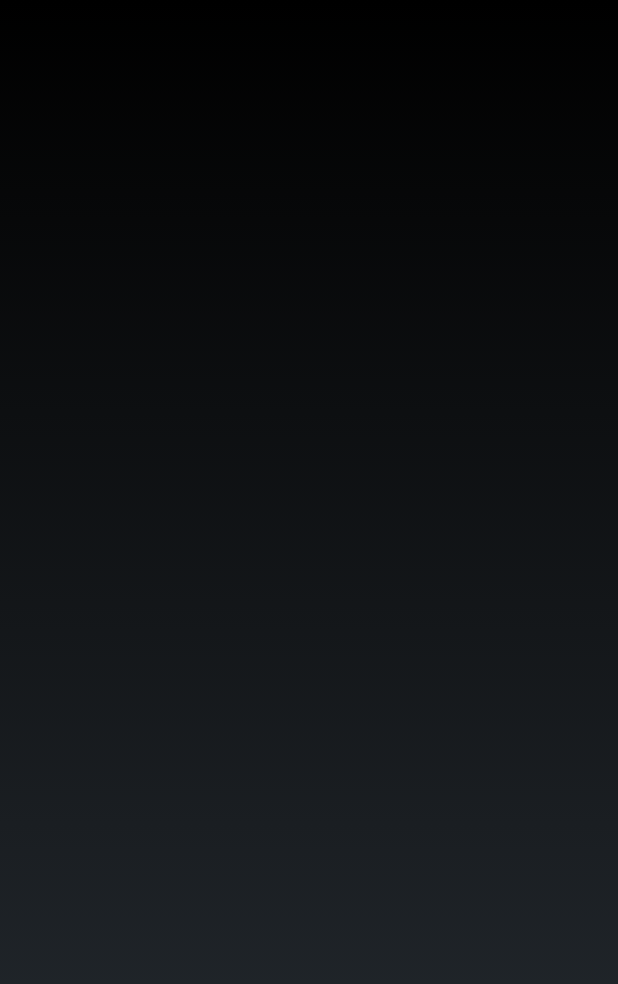
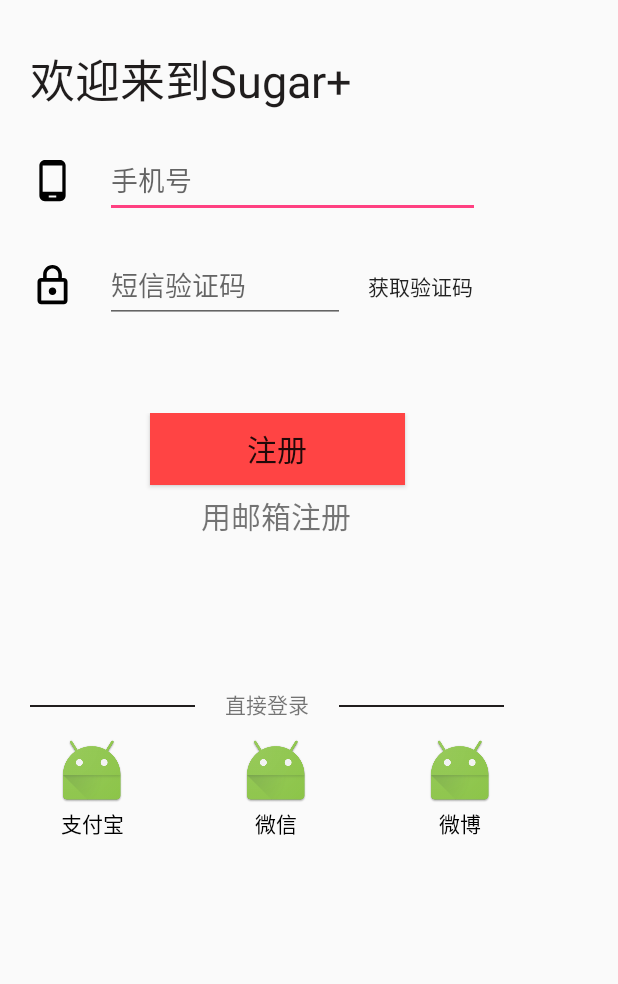
Before and after one commit to Hzzone-Archives/Urine-Analysis-App, an Android app: the screen it shows after launch (LoginActivity), on a phone screen of 412 x 824 dp. Shown: the top 984 px of the screen. Run offline under Robolectric (Android 15) with nearby library versions, the phone set to English and light mode, and no system bars.

Commit message:
register page complete

```diff
--- a/Urine-Analysis-App/app/src/main/AndroidManifest.xml
+++ b/Urine-Analysis-App/app/src/main/AndroidManifest.xml
@@ -4,11 +4,11 @@
 
     <application
         android:allowBackup="true"
-        android:icon="@mipmap/ic_launcher"
+        android:icon="@drawable/app_icon"
         android:label="@string/app_name"
         android:roundIcon="@mipmap/ic_launcher_round"
         android:supportsRtl="true"
-        android:theme="@android:style/Theme.NoTitleBar">
+        android:theme="@style/AppTheme.NoActionBar">
         <activity android:name=".LoginActivity">
             <intent-filter>
                 <action android:name="android.intent.action.MAIN" />
--- /dev/null
+++ b/Urine-Analysis-App/app/src/main/res/drawable/ic_lock_outline_black_24dp.xml
@@ -0,0 +1,9 @@
+<vector xmlns:android="http://schemas.android.com/apk/res/android"
+        android:width="24dp"
+        android:height="24dp"
+        android:viewportWidth="24.0"
+        android:viewportHeight="24.0">
+    <path
+        android:fillColor="#FF000000"
+        android:pathData="M12,17c1.1,0 2,-0.9 2,-2s-0.9,-2 -2,-2 -2,0.9 -2,2 0.9,2 2,2zM18,8h-1L17,6c0,-2.76 -2.24,-5 -5,-5S7,3.24 7,6v2L6,8c-1.1,0 -2,0.9 -2,2v10c0,1.1 0.9,2 2,2h12c1.1,0 2,-0.9 2,-2L20,10c0,-1.1 -0.9,-2 -2,-2zM8.9,6c0,-1.71 1.39,-3.1 3.1,-3.1s3.1,1.39 3.1,3.1v2L8.9,8L8.9,6zM18,20L6,20L6,10h12v10z"/>
+</vector>
--- a/Urine-Analysis-App/app/src/main/res/layout/activity_login.xml
+++ b/Urine-Analysis-App/app/src/main/res/layout/activity_login.xml
@@ -17,7 +17,7 @@
             android:textColor="@color/font_black"
             android:textSize="30dp"
             android:layout_marginLeft="20dp"
-            android:layout_marginTop="20dp"/>
+            android:layout_marginTop="30dp"/>
         <LinearLayout
             android:layout_width="wrap_content"
             android:layout_height="wrap_content"
@@ -43,7 +43,7 @@
                 android:layout_width="30dp"
                 android:layout_height="30dp"
                 android:layout_marginTop="10dp"
-                android:src="@drawable/ic_phone_android_black_24dp"/>
+                android:src="@drawable/ic_lock_outline_black_24dp"/>
             <EditText
                 android:layout_marginLeft="20dp"
                 android:layout_width="160dp"
@@ -56,6 +56,91 @@
                 android:text="获取验证码"
                 android:background="@color/background_transparent"/>
         </LinearLayout>
+        <LinearLayout
+            android:layout_width="match_parent"
+            android:layout_marginTop="60dp"
+            android:layout_height="wrap_content"
+            android:orientation="vertical">
+
+            <Button
+                android:id="@+id/button"
+                android:layout_width="170dp"
+                android:layout_height="match_parent"
+                android:layout_marginLeft="100dp"
+                android:background="@android:color/holo_red_light"
+                android:shadowColor="@color/colorPrimaryDark"
+                android:text="注册"
+                android:textSize="20dp" />
+
+            <TextView
+                android:layout_width="match_parent"
+                android:layout_height="wrap_content"
+                android:text="用邮箱注册"
+                android:textAlignment="center"
+                android:layout_marginTop="5dp"
+                android:textSize="20dp"/>
+        </LinearLayout>
+        <LinearLayout
+            android:layout_width="match_parent"
+            android:layout_height="match_parent"
+            android:layout_marginTop="100dp"
+            android:orientation="vertical">
+            <LinearLayout
+                android:layout_width="match_parent"
+                android:layout_height="wrap_content">
+                <TextView
+                    android:layout_width="110dp"
+                    android:layout_height="1dp"
+                    android:background="@color/font_black"
+                    android:layout_marginTop="10dp"
+                    android:layout_marginLeft="20dp"/>
+                <TextView
+                    android:layout_marginLeft="20dp"
+                    android:layout_width="wrap_content"
+                    android:layout_height="wrap_content"
+                    android:text="直接登录"/>
+                <TextView
+                android:layout_width="110dp"
+                android:layout_height="1dp"
+                android:background="@color/font_black"
+                android:layout_marginTop="10dp"
+                android:layout_marginLeft="20dp"/>
+            </LinearLayout>
+            <RadioGroup
+                android:layout_width="match_parent"
+                android:orientation="horizontal"
+                android:layout_marginTop="10dp"
+                android:layout_height="wrap_content"
+                android:gravity="center">
+                <RadioButton
+                    android:layout_width="wrap_content"
+                    android:layout_height="wrap_content"
+                    android:layout_centerInParent="true"
+                    android:button="@null"
+                    android:drawableTop="@mipmap/ic_launcher"
+                    android:text="支付宝"
+                    android:textAlignment="center"
+                    android:layout_weight="1"/>
+                <RadioButton
+                    android:layout_width="wrap_content"
+                    android:layout_height="wrap_content"
+                    android:layout_centerInParent="true"
+                    android:button="@null"
+                    android:drawableTop="@mipmap/ic_launcher"
+                    android:text="微信"
+                    android:textAlignment="center"
+                    android:layout_weight="1"/>
+                <RadioButton
+                    android:layout_width="wrap_content"
+                    android:layout_height="wrap_content"
+                    android:layout_centerInParent="true"
+                    android:button="@null"
+                    android:drawableTop="@mipmap/ic_launcher"
+                    android:text="微博"
+                    android:textAlignment="center"
+                    android:layout_weight="1"/>
+            </RadioGroup>
+        </LinearLayout>
     </LinearLayout>
 
 </android.support.constraint.ConstraintLayout>
--- a/Urine-Analysis-App/app/src/main/res/values/colors.xml
+++ b/Urine-Analysis-App/app/src/main/res/values/colors.xml
@@ -2,7 +2,7 @@
 <resources>
     <color name="colorPrimary">#3F51B5</color>
     <color name="colorPrimaryDark">#303F9F</color>
-    <color name="colorAccent">#FF4081</color>
+    <color name="colorAccent">#ff4081</color>
     <color name="font_black">#201d1d</color>
     <color name="background_transparent">#00514646</color>
 </resources>
--- a/Urine-Analysis-App/app/src/main/res/values/strings.xml
+++ b/Urine-Analysis-App/app/src/main/res/values/strings.xml
@@ -1,4 +1,4 @@
 <resources>
-    <string name="app_name">Urine-Analysis-App</string>
+    <string name="app_name">Sugar+</string>
     <string name="welcome_sentence">欢迎来到Sugar+</string>
 </resources>
--- a/Urine-Analysis-App/build.gradle
+++ b/Urine-Analysis-App/build.gradle
@@ -5,7 +5,7 @@ buildscript {
         jcenter()
     }
     dependencies {
-        classpath 'com.android.tools.build:gradle:2.3.2'
+        classpath 'com.android.tools.build:gradle:2.3.3'
 
         // NOTE: Do not place your application dependencies here; they belong
         // in the individual module build.gradle files
```
Also changed, not shown: Urine-Analysis-App/app/src/main/res/drawable/app_icon.png (added).
